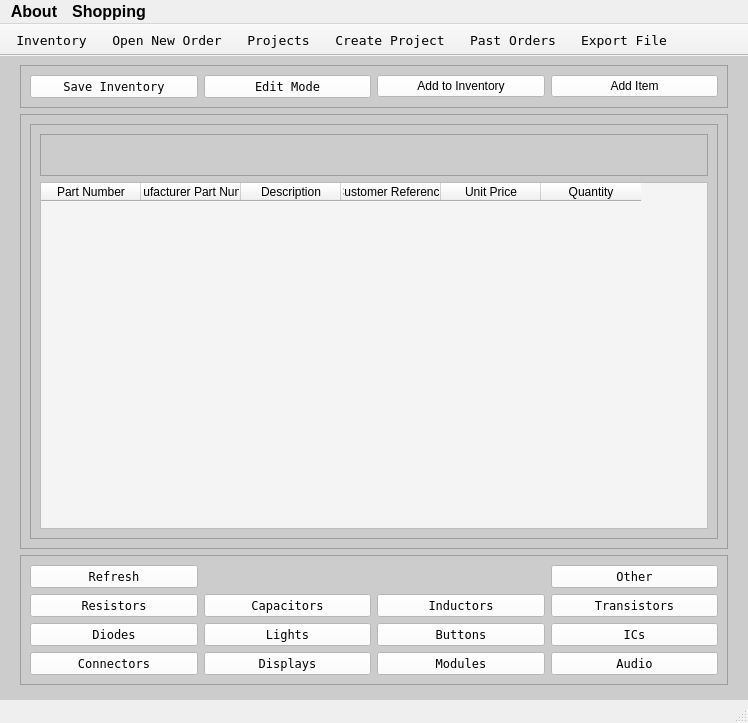
Thomas1B/Electronics-Inventory-Program, file Program_Files/UI_Files/gui_app.ui: the form before one commit.
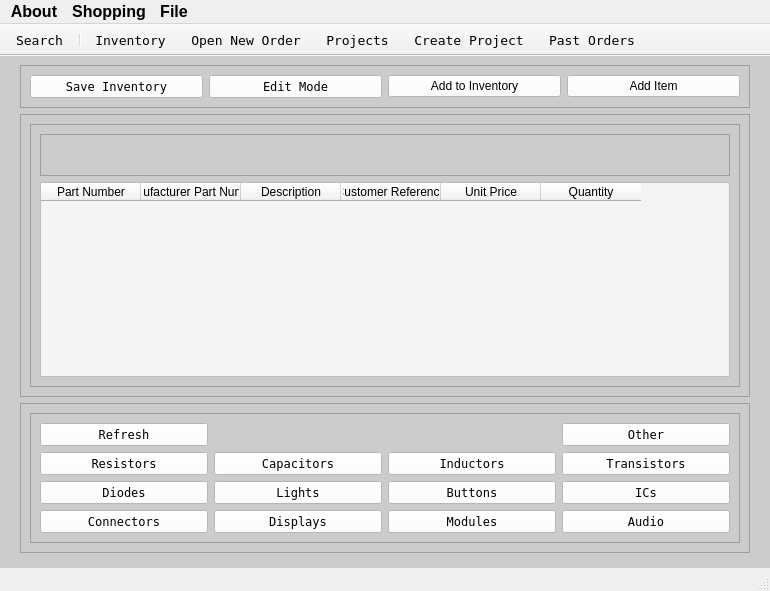
The form after the commit. Icons and pictures are not drawn.

Diff of the .ui file:
```diff
--- a/Program_Files/UI_Files/gui_app.ui
+++ b/Program_Files/UI_Files/gui_app.ui
@@ -6,8 +6,8 @@
    <rect>
     <x>0</x>
     <y>0</y>
-    <width>748</width>
-    <height>723</height>
+    <width>770</width>
+    <height>591</height>
    </rect>
   </property>
   <property name="minimumSize">
@@ -260,6 +260,12 @@
             <property name="enabled">
              <bool>true</bool>
             </property>
+            <property name="minimumSize">
+             <size>
+              <width>0</width>
+              <height>0</height>
+             </size>
+            </property>
             <property name="styleSheet">
              <string notr="true">background-color: rgb(244, 244, 244);</string>
             </property>
@@ -281,6 +287,9 @@
             <property name="horizontalScrollMode">
              <enum>QAbstractItemView::ScrollPerPixel</enum>
             </property>
+            <property name="showGrid">
+             <bool>true</bool>
+            </property>
             <property name="sortingEnabled">
              <bool>false</bool>
             </property>
@@ -333,6 +342,15 @@
       <property name="frameShadow">
        <enum>QFrame::Raised</enum>
       </property>
+      <layout class="QVBoxLayout" name="verticalLayout_5">
+       <item>
+        <widget class="QFrame" name="sorting_frame">
+         <property name="frameShape">
+          <enum>QFrame::StyledPanel</enum>
+         </property>
+         <property name="frameShadow">
+          <enum>QFrame::Raised</enum>
+         </property>
       <layout class="QGridLayout" name="gridLayout_2">
        <item row="1" column="3">
         <widget class="QPushButton" name="btn_transistors">
@@ -601,6 +619,9 @@
     </item>
    </layout>
   </widget>
+    </item>
+   </layout>
+  </widget>
   <widget class="QStatusBar" name="statusbar"/>
   <widget class="QToolBar" name="toolBar">
    <property name="font">
@@ -623,20 +644,21 @@
    <attribute name="toolBarBreak">
     <bool>false</bool>
    </attribute>
+   <addaction name="actionSearch"/>
+   <addaction name="separator"/>
    <addaction name="actionOpen_Inventory"/>
    <addaction name="actionOpen_New_Order"/>
    <addaction name="actionOpen_Projects"/>
    <addaction name="actionCreate_Project"/>
    <addaction name="actionOpen_Past_Orders"/>
-   <addaction name="actionExport_File"/>
   </widget>
   <widget class="QMenuBar" name="menubar">
    <property name="geometry">
     <rect>
      <x>0</x>
      <y>0</y>
-     <width>748</width>
-     <height>25</height>
+     <width>770</width>
+     <height>20</height>
     </rect>
    </property>
    <property name="font">
@@ -667,8 +689,15 @@
     <addaction name="actionProgram_Info"/>
     <addaction name="actionHow_To_Use"/>
    </widget>
+   <widget class="QMenu" name="menuFile">
+    <property name="title">
+     <string>File</string>
+    </property>
+    <addaction name="actionExport_File"/>
+   </widget>
    <addaction name="menuInfo"/>
    <addaction name="menuLinks"/>
+   <addaction name="menuFile"/>
   </widget>
   <action name="actionDigiKey">
    <property name="text">
@@ -772,6 +801,14 @@
     <string>Create Project</string>
    </property>
   </action>
+  <action name="actionSearch">
+   <property name="text">
+    <string>Search</string>
+   </property>
+   <property name="autoRepeat">
+    <bool>true</bool>
+   </property>
+  </action>
  </widget>
  <resources/>
  <connections/>
```
Lines whose indentation alone changed are shown as unchanged.
